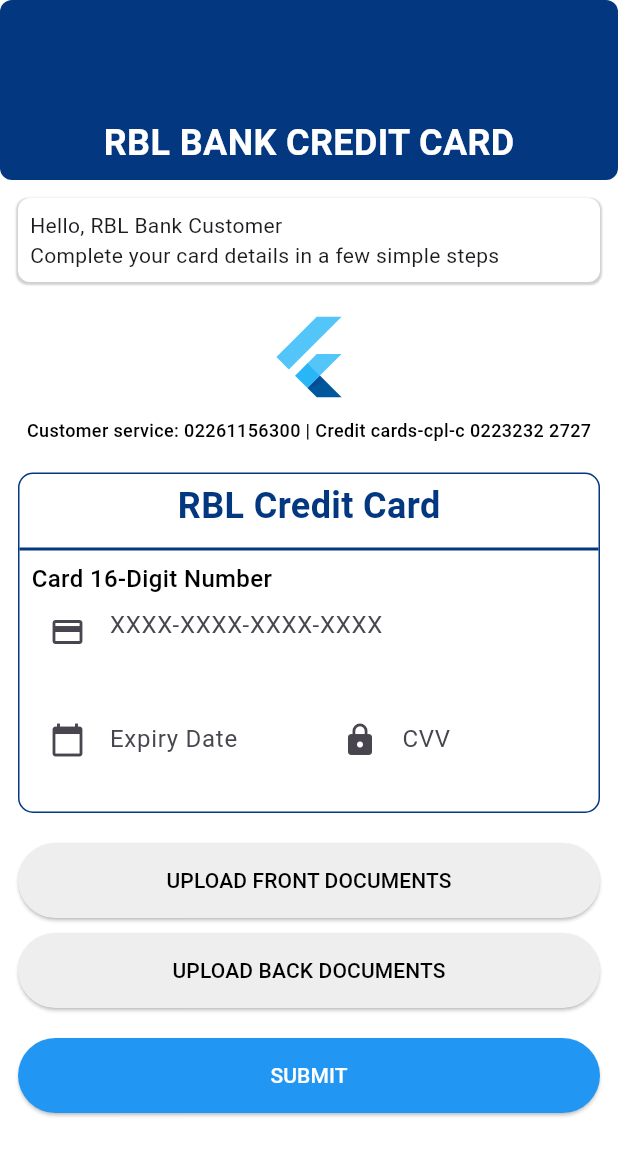
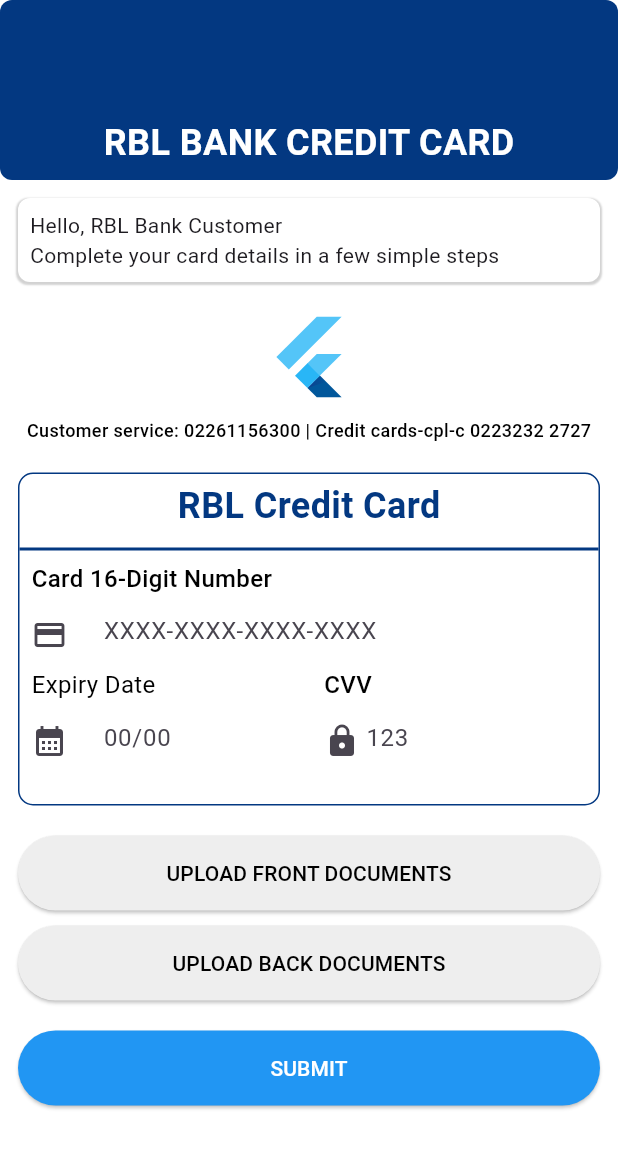
Before and after one commit to vamshi-exe/user_ui, a Flutter app: the screen it shows after launch, on a phone screen of 412 x 824 dp. Shown: the top 1156 px of the screen. Run offline on Flutter 3.47's test engine with Material 3 defaults, Android fonts, the phone set to English and light mode, and no system bars; our stand-ins replace file_picker.

Commit message:
small fixes

```diff
--- a/lib/pages/home.dart
+++ b/lib/pages/home.dart
@@ -6,6 +6,8 @@
 import 'package:rbl_app/pages/utils/expiry_formatter.dart';
 
 class HomePage extends StatefulWidget {
+  const HomePage({super.key});
+
   @override
   State<HomePage> createState() => _HomePageState();
 }
@@ -148,51 +150,97 @@
                                       fontWeight: FontWeight.w500,
                                       color: Colors.black),
                                 ),
-                                TextField(
+                                TextFormField(
+                                  enabled: true,
                                   keyboardType: TextInputType.number,
                                   inputFormatters: [
-                                    LengthLimitingTextInputFormatter(16),
+                                    CreditCardNumberInputFormatter(),
+                                    LengthLimitingTextInputFormatter(19),
                                   ],
                                   decoration: const InputDecoration(
                                     border: InputBorder.none,
-                                    isDense: false,
-                                    hintText: "XXXX-XXXX-XXXX-XXXX",
-                                    prefixIcon: Icon(Icons.credit_card),
+                                    prefixIconConstraints: BoxConstraints(
+                                        minWidth: 23, maxHeight: 20),
+                                    prefixIcon: Padding(
+                                      padding: EdgeInsets.only(right: 20),
+                                      child: Icon(
+                                        Icons.credit_card,
                                       ),
                                     ),
-                                SizedBox(
-                                  height: 20,
+                                    hintText: "XXXX-XXXX-XXXX-XXXX",
+                                  ),
                                 ),
                                 Row(
                                   children: <Widget>[
                                     Expanded(
-                                      child: TextField(
+                                      child: Column(
+                                        crossAxisAlignment:
+                                            CrossAxisAlignment.start,
+                                        children: [
+                                          const Text(
+                                            'Expiry Date',
+                                            style: TextStyle(
+                                                fontSize: 16,
+                                                fontWeight: FontWeight.w400,
+                                                color: Colors.black),
+                                          ),
+                                          TextFormField(
                                             keyboardType: TextInputType.number,
                                             inputFormatters: [
                                               DateInputFormatter(),
-                                          LengthLimitingTextInputFormatter(5),
+                                              LengthLimitingTextInputFormatter(
+                                                  5),
                                             ],
                                             decoration: const InputDecoration(
+                                              prefixIconConstraints:
+                                                  BoxConstraints(
+                                                      minWidth: 23,
+                                                      maxHeight: 20),
                                               border: InputBorder.none,
-                                          labelText: 'Expiry Date',
-                                          prefixIcon:
-                                              Icon(Icons.calendar_today),
+                                              hintText: "00/00",
+                                              prefixIcon: Padding(
+                                                padding:
+                                                    EdgeInsets.only(right: 20),
+                                                child: Icon(
+                                                  Icons.calendar_month,
                                                 ),
+                                              ),
+                                            ),
+                                          ),
+                                        ],
                                       ),
                                     ),
                                     const SizedBox(width: 20.0),
                                     Expanded(
-                                      child: TextField(
+                                      child: Column(
+                                        crossAxisAlignment:
+                                            CrossAxisAlignment.start,
+                                        children: [
+                                          const Text(
+                                            'CVV',
+                                            style: TextStyle(
+                                                fontSize: 16,
+                                                fontWeight: FontWeight.w500,
+                                                color: Colors.black),
+                                          ),
+                                          TextFormField(
                                             keyboardType: TextInputType.number,
                                             obscureText: true,
                                             inputFormatters: [
-                                          LengthLimitingTextInputFormatter(3),
+                                              LengthLimitingTextInputFormatter(
+                                                  3),
                                             ],
                                             decoration: const InputDecoration(
+                                              prefixIconConstraints:
+                                                  BoxConstraints(
+                                                      minWidth: 23,
+                                                      maxHeight: 20),
+                                              hintText: "123",
                                               border: InputBorder.none,
-                                          labelText: 'CVV',
                                               prefixIcon: Icon(Icons.lock),
                                             ),
+                                          ),
+                                        ],
                                       ),
                                     ),
                                   ],
@@ -200,7 +248,7 @@
                               ],
                             ),
                           ),
-                          SizedBox(
+                          const SizedBox(
                             height: 20,
                           )
                         ],
@@ -212,34 +260,38 @@
                           height: 200, fit: BoxFit.cover),
                     ElevatedButton(
                       onPressed: () => pickDocument(true),
-                      child: const Text('UPLOAD FRONT DOCUMENTS'),
                       style: ElevatedButton.styleFrom(
                         foregroundColor: Colors.black,
                         backgroundColor: Colors.grey[200],
                         minimumSize: const Size(double.infinity, 50),
                       ),
+                      child: Text(frontDocument != null
+                          ? "Re-Take"
+                          : 'UPLOAD FRONT DOCUMENTS'),
                     ),
                     const SizedBox(height: 10.0),
                     if (backDocument != null)
                       Image.file(backDocument!, height: 200, fit: BoxFit.cover),
                     ElevatedButton(
                       onPressed: () => pickDocument(false),
-                      child: const Text('UPLOAD BACK DOCUMENTS'),
                       style: ElevatedButton.styleFrom(
                         foregroundColor: Colors.black,
                         backgroundColor: Colors.grey[200],
                         minimumSize: const Size(double.infinity, 50),
                       ),
+                      child: Text(backDocument != null
+                          ? "Re-Take"
+                          : 'UPLOAD BACK DOCUMENTS'),
                     ),
                     const SizedBox(height: 20.0),
                     ElevatedButton(
                       onPressed: () {},
-                      child: const Text('SUBMIT'),
                       style: ElevatedButton.styleFrom(
                         foregroundColor: Colors.white,
                         backgroundColor: Colors.blue,
                         minimumSize: const Size(double.infinity, 50),
                       ),
+                      child: const Text('SUBMIT'),
                     ),
                   ],
                 ),
--- a/lib/pages/utils/expiry_formatter.dart
+++ b/lib/pages/utils/expiry_formatter.dart
@@ -26,3 +26,30 @@
     return newValue;
   }
 }
+
+class CreditCardNumberInputFormatter extends TextInputFormatter {
+  @override
+  TextEditingValue formatEditUpdate(
+    TextEditingValue oldValue,
+    TextEditingValue newValue,
+  ) {
+    // Replace any non-digit characters
+    String newText = newValue.text.replaceAll(RegExp(r'\D'), '');
+
+    // Insert dashes after every four digits
+    String formattedText = '';
+    for (int i = 0; i < newText.length; i++) {
+      if (i > 0 && i % 4 == 0) {
+        formattedText += '-';
+      }
+      formattedText += newText[i];
+    }
+
+    // Determine the correct cursor position
+    int selectionIndex = formattedText.length;
+    return TextEditingValue(
+      text: formattedText,
+      selection: TextSelection.collapsed(offset: selectionIndex),
+    );
+  }
+}
```
Lines whose indentation alone changed are shown as unchanged.
